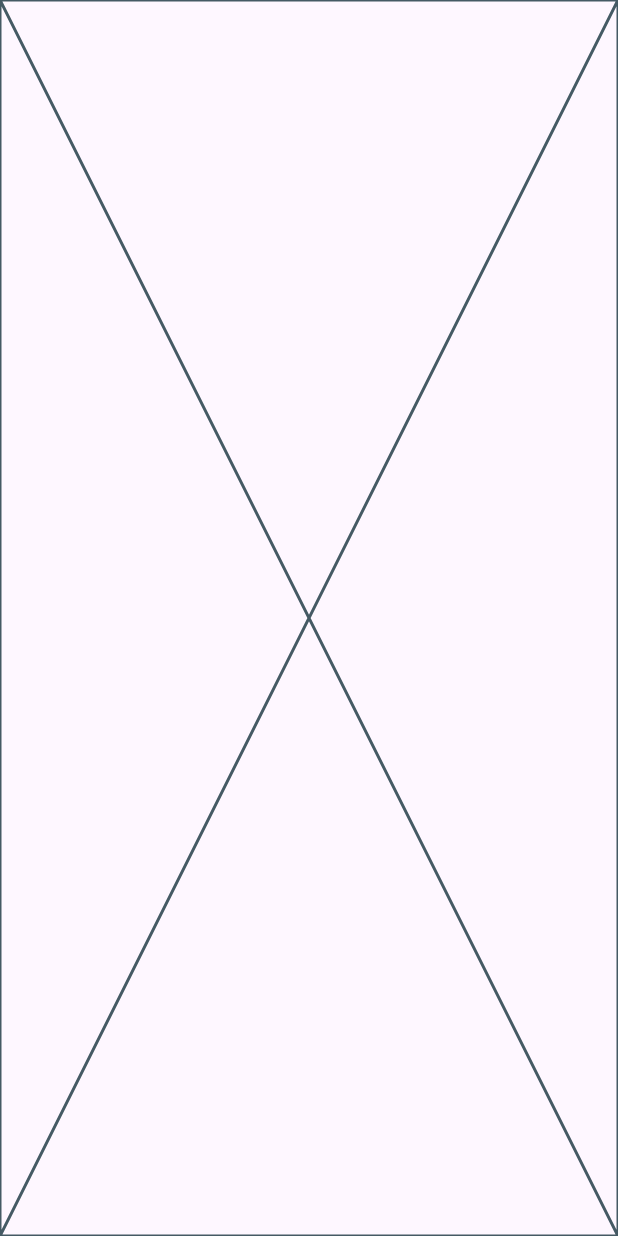
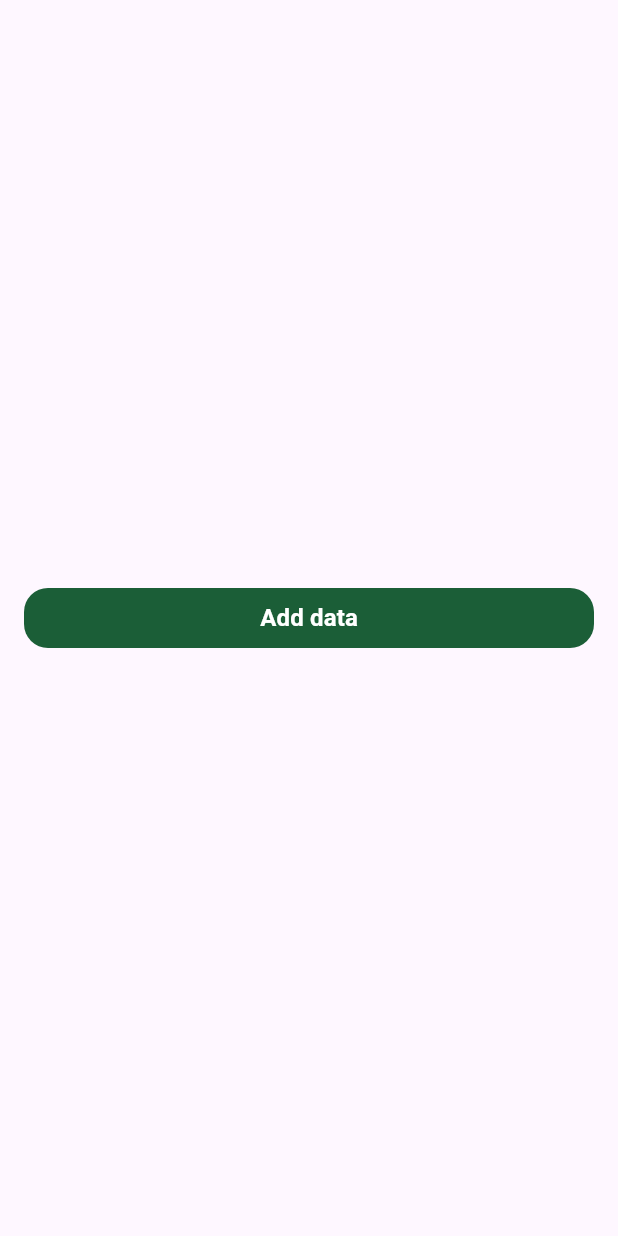
Before and after one commit to seifmoustafa/fruits_hub_dash_board, a Flutter app: the screen it shows after launch, on a phone screen of 412 x 824 dp. Run offline on Flutter 3.47's test engine with Material 3 defaults, Android fonts, the light colour scheme and no system bars; our stand-ins replace firebase_core; accounts and stored records are empty.

Commit message:
Implement dashboard layout with custom button and set initial route

```diff
--- a/lib/core/helper_functions/on_generate_routes.dart
+++ b/lib/core/helper_functions/on_generate_routes.dart
@@ -1,10 +1,13 @@
 import 'package:flutter/material.dart';
 import 'package:fruits_hub_dash_board/features/dashboard/views/dash_board_view.dart';
+import 'package:fruits_hub_dash_board/features/add_product/presentation/views/add_product_view.dart';
 
 Route<dynamic> onGenerateRoute(RouteSettings settings) {
   switch (settings.name) {
     case DashBoardView.routeName:
       return MaterialPageRoute(builder: (context) => const DashBoardView());
+    case AddProductView.routeName:
+      return MaterialPageRoute(builder: (context) => const AddProductView());
     default:
       return MaterialPageRoute(builder: (context) => const Scaffold());
   }
--- /dev/null
+++ b/lib/features/add_product/presentation/views/add_product_view.dart
@@ -0,0 +1,15 @@
+import 'package:flutter/material.dart';
+import 'package:fruits_hub_dash_board/core/widgets/build_app_bar.dart';
+import 'package:fruits_hub_dash_board/features/add_product/presentation/views/widgets/add_broduct_view_body.dart';
+
+class AddProductView extends StatelessWidget {
+  const AddProductView({super.key});
+  static const routeName = 'add-product';
+  @override
+  Widget build(BuildContext context) {
+    return Scaffold(
+      appBar: buildAppBar(title: "Add Product"),
+      body: AddBroductViewBody(),
+    );
+  }
+}
--- a/lib/features/dashboard/views/widgets/dash_board_view_body.dart
+++ b/lib/features/dashboard/views/widgets/dash_board_view_body.dart
@@ -1,10 +1,25 @@
 import 'package:flutter/material.dart';
+import 'package:fruits_hub_dash_board/core/widgets/custom_button.dart';
+import 'package:fruits_hub_dash_board/features/add_product/presentation/views/add_product_view.dart';
 
 class DashBoardViewBody extends StatelessWidget {
   const DashBoardViewBody({super.key});
 
   @override
   Widget build(BuildContext context) {
-    return const Placeholder();
+    return Padding(
+      padding: const EdgeInsets.symmetric(horizontal: 16.0),
+      child: Column(
+        mainAxisAlignment: MainAxisAlignment.center,
+        children: [
+          CustomButton(
+            onPressed: () {
+              Navigator.pushNamed(context, AddProductView.routeName);
+            },
+            text: "Add data",
+          ),
+        ],
+      ),
+    );
   }
 }
--- a/lib/main.dart
+++ b/lib/main.dart
@@ -1,5 +1,6 @@
 import 'package:flutter/material.dart';
 import 'package:fruits_hub_dash_board/core/helper_functions/on_generate_routes.dart';
+import 'package:fruits_hub_dash_board/features/dashboard/views/dash_board_view.dart';
 
 void main() {
   runApp(const MainApp());
@@ -11,6 +12,7 @@ class MainApp extends StatelessWidget {
   @override
   Widget build(BuildContext context) {
     return const MaterialApp(
+      initialRoute: DashBoardView.routeName,
       onGenerateRoute: onGenerateRoute,
     );
   }
```
Also changed, not shown: lib/core/widgets/build_app_bar.dart (added, +7 -0 lines), lib/core/widgets/custom_text_form_field.dart (added, +56 -0 lines), lib/features/add_product/presentation/views/widgets/add_broduct_view_body.dart (added, +47 -0 lines).
